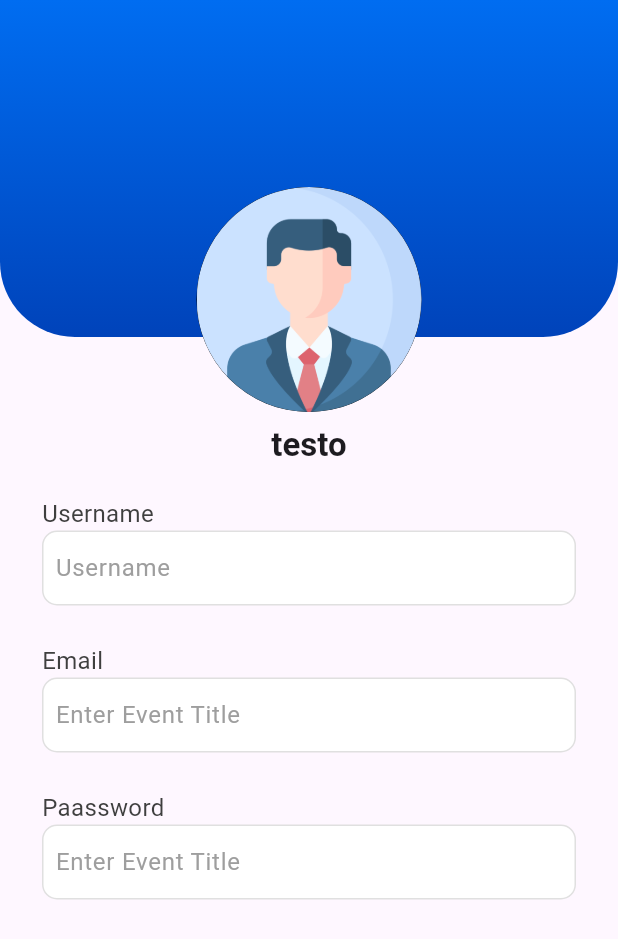
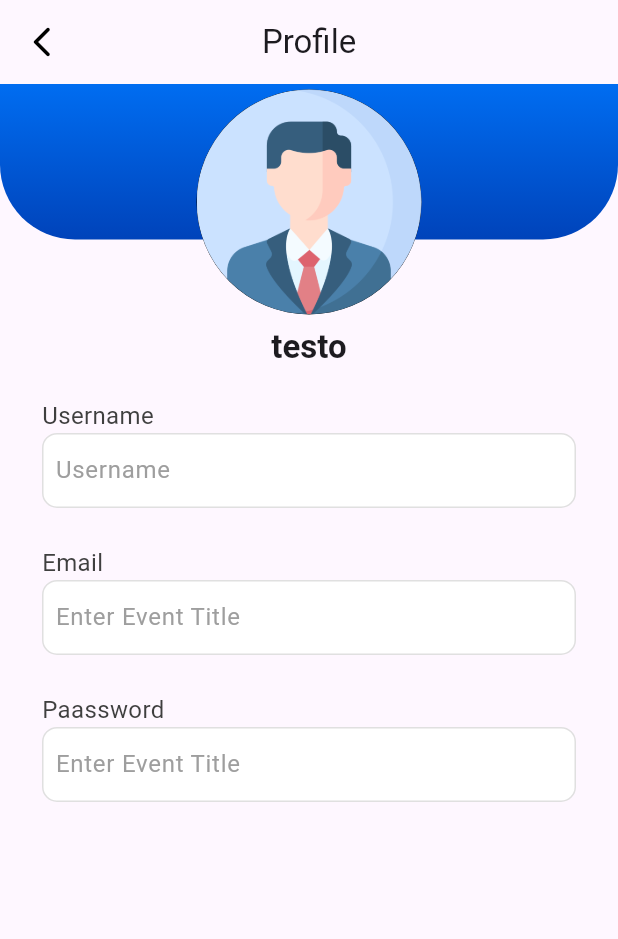
Before and after one commit to aymanerihane/UniEvents, a Flutter app: the Profile screen opened directly, on a phone screen of 412 x 824 dp. Shown: the top 939 px of the screen. Run offline on Flutter 3.47's test engine with Material 3 defaults, Android fonts, the light colour scheme and no system bars; our stand-ins replace date_picker_timeline, file_picker, get, hidden_drawer_menu, sqflite; accounts and stored records are empty; Roboto replaces fonts that are missing (Poppins).

Commit message:
fix dimensions

```diff
--- a/unievents/lib/templates/Settings/profile.dart
+++ b/unievents/lib/templates/Settings/profile.dart
@@ -16,11 +16,12 @@ class _ProfileState extends State<Profile> {
   @override
   Widget build(BuildContext context) {
     return Scaffold(
+      appBar: _appBar(),
       body: Column(
         children: [
           const Expanded(flex: 1, child: _TopPortion()),
           Expanded(
-            flex: 2,
+            flex: 4,
             child: Padding(
               padding: const EdgeInsets.all(8.0),
               child: Column(
```
